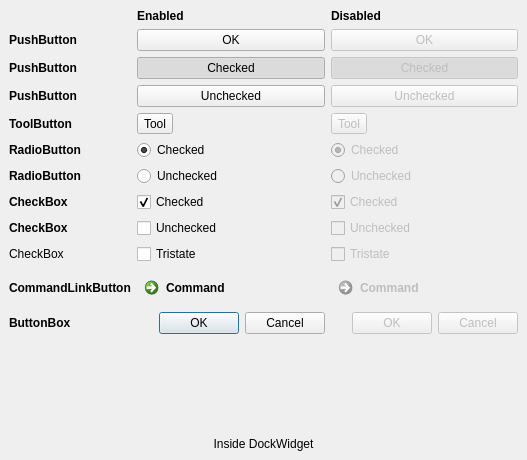
Old version of the form example/ui/dw_buttons.ui in the repository ColinDuquesnoy/QDarkStyleSheet.
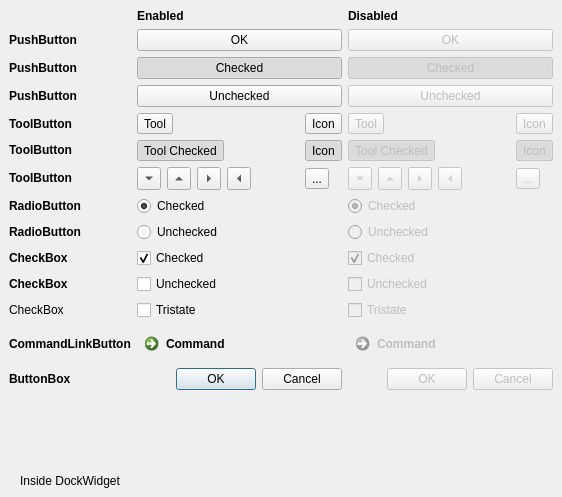
New version of the form.

```diff
--- a/example/ui/dw_buttons.ui
+++ b/example/ui/dw_buttons.ui
@@ -6,8 +6,8 @@
    <rect>
     <x>0</x>
     <y>0</y>
-    <width>527</width>
-    <height>460</height>
+    <width>562</width>
+    <height>497</height>
    </rect>
   </property>
   <property name="windowTitle">
@@ -15,142 +15,7 @@
   </property>
   <widget class="QWidget" name="dockWidgetContents">
    <layout class="QGridLayout" name="gridLayout">
-    <item row="0" column="1">
-     <widget class="QLabel" name="label_72">
-      <property name="font">
-       <font>
-        <weight>75</weight>
-        <bold>true</bold>
-       </font>
-      </property>
-      <property name="text">
-       <string>Enabled</string>
-      </property>
-     </widget>
-    </item>
-    <item row="0" column="2">
-     <widget class="QLabel" name="label_73">
-      <property name="font">
-       <font>
-        <weight>75</weight>
-        <bold>true</bold>
-       </font>
-      </property>
-      <property name="text">
-       <string>Disabled</string>
-      </property>
-     </widget>
-    </item>
-    <item row="1" column="0">
-     <widget class="QLabel" name="label_26">
-      <property name="minimumSize">
-       <size>
-        <width>0</width>
-        <height>0</height>
-       </size>
-      </property>
-      <property name="maximumSize">
-       <size>
-        <width>16777215</width>
-        <height>16777215</height>
-       </size>
-      </property>
-      <property name="font">
-       <font>
-        <weight>75</weight>
-        <bold>true</bold>
-       </font>
-      </property>
-      <property name="toolTip">
-       <string>This is a tool tip</string>
-      </property>
-      <property name="statusTip">
-       <string>This is a status tip</string>
-      </property>
-      <property name="whatsThis">
-       <string>This is &quot;what is this&quot;</string>
-      </property>
-      <property name="text">
-       <string>PushButton</string>
-      </property>
-     </widget>
-    </item>
-    <item row="1" column="1">
-     <widget class="QPushButton" name="pushButton">
-      <property name="minimumSize">
-       <size>
-        <width>0</width>
-        <height>0</height>
-       </size>
-      </property>
-      <property name="maximumSize">
-       <size>
-        <width>16777215</width>
-        <height>16777215</height>
-       </size>
-      </property>
-      <property name="toolTip">
-       <string>This is a tool tip</string>
-      </property>
-      <property name="statusTip">
-       <string>This is a status tip</string>
-      </property>
-      <property name="whatsThis">
-       <string>This is &quot;what is this&quot;</string>
-      </property>
-      <property name="text">
-       <string>OK</string>
-      </property>
-     </widget>
-    </item>
-    <item row="1" column="2">
-     <widget class="QPushButton" name="pushButtonDis">
-      <property name="enabled">
-       <bool>false</bool>
-      </property>
-      <property name="minimumSize">
-       <size>
-        <width>0</width>
-        <height>0</height>
-       </size>
-      </property>
-      <property name="maximumSize">
-       <size>
-        <width>16777215</width>
-        <height>16777215</height>
-       </size>
-      </property>
-      <property name="toolTip">
-       <string>This is a tool tip</string>
-      </property>
-      <property name="statusTip">
-       <string>This is a status tip</string>
-      </property>
-      <property name="whatsThis">
-       <string>This is &quot;what is this&quot;</string>
-      </property>
-      <property name="text">
-       <string>OK</string>
-      </property>
-      <property name="default">
-       <bool>false</bool>
-      </property>
-     </widget>
-    </item>
-    <item row="2" column="0">
-     <widget class="QLabel" name="label_74">
-      <property name="font">
-       <font>
-        <weight>75</weight>
-        <bold>true</bold>
-       </font>
-      </property>
-      <property name="text">
-       <string>PushButton</string>
-      </property>
-     </widget>
-    </item>
-    <item row="2" column="1">
+    <item row="2" column="1" colspan="6">
      <widget class="QPushButton" name="pushButtonChecked">
       <property name="maximumSize">
        <size>
@@ -169,13 +34,36 @@
       </property>
      </widget>
     </item>
-    <item row="2" column="2">
-     <widget class="QPushButton" name="pushButtonCheckedDis">
+    <item row="6" column="0">
+     <widget class="QLabel" name="label_2">
+      <property name="text">
+       <string>&lt;html&gt;&lt;head/&gt;&lt;body&gt;&lt;p&gt;&lt;span style=&quot; font-weight:600;&quot;&gt;ToolButton&lt;/span&gt;&lt;/p&gt;&lt;/body&gt;&lt;/html&gt;</string>
+      </property>
+     </widget>
+    </item>
+    <item row="6" column="1" colspan="4">
+     <widget class="QToolButton" name="toolButtonChecked">
+      <property name="text">
+       <string>Tool Checked</string>
+      </property>
+      <property name="checkable">
+       <bool>true</bool>
+      </property>
+      <property name="checked">
+       <bool>true</bool>
+      </property>
+      <property name="popupMode">
+       <enum>QToolButton::DelayedPopup</enum>
+      </property>
+     </widget>
+    </item>
+    <item row="6" column="7" colspan="4">
+     <widget class="QToolButton" name="toolButtonCheckedDis">
       <property name="enabled">
        <bool>false</bool>
       </property>
       <property name="text">
-       <string>Checked</string>
+       <string>Tool Checked</string>
       </property>
       <property name="checkable">
        <bool>true</bool>
@@ -183,85 +71,78 @@
       <property name="checked">
        <bool>true</bool>
       </property>
+      <property name="popupMode">
+       <enum>QToolButton::DelayedPopup</enum>
+      </property>
      </widget>
     </item>
-    <item row="3" column="0">
-     <widget class="QLabel" name="label_76">
-      <property name="font">
-       <font>
-        <weight>75</weight>
-        <bold>true</bold>
-       </font>
-      </property>
+    <item row="7" column="0">
+     <widget class="QLabel" name="label_3">
       <property name="text">
-       <string>PushButton</string>
+       <string>&lt;html&gt;&lt;head/&gt;&lt;body&gt;&lt;p&gt;&lt;span style=&quot; font-weight:600;&quot;&gt;ToolButton&lt;/span&gt;&lt;/p&gt;&lt;/body&gt;&lt;/html&gt;</string>
       </property>
      </widget>
     </item>
-    <item row="3" column="1">
-     <widget class="QPushButton" name="pushButtonUnchecked">
+    <item row="7" column="1">
+     <widget class="QToolButton" name="toolButtonArrowDown">
       <property name="text">
-       <string>Unchecked</string>
+       <string>...</string>
       </property>
-      <property name="checkable">
-       <bool>true</bool>
+      <property name="arrowType">
+       <enum>Qt::DownArrow</enum>
       </property>
      </widget>
     </item>
-    <item row="3" column="2">
-     <widget class="QPushButton" name="pushButtonUncheckedDis">
-      <property name="enabled">
-       <bool>false</bool>
-      </property>
+    <item row="7" column="2">
+     <widget class="QToolButton" name="toolButtonArrowUp">
       <property name="text">
-       <string>Unchecked</string>
+       <string>...</string>
       </property>
-      <property name="checkable">
-       <bool>true</bool>
+      <property name="arrowType">
+       <enum>Qt::UpArrow</enum>
       </property>
      </widget>
     </item>
-    <item row="4" column="0">
-     <widget class="QLabel" name="label_33">
-      <property name="minimumSize">
-       <size>
-        <width>0</width>
-        <height>0</height>
-       </size>
+    <item row="7" column="3">
+     <widget class="QToolButton" name="toolButtonArrowRight">
+      <property name="text">
+       <string>...</string>
       </property>
-      <property name="maximumSize">
-       <size>
-        <width>16777215</width>
-        <height>16777215</height>
-       </size>
+      <property name="arrowType">
+       <enum>Qt::RightArrow</enum>
       </property>
-      <property name="font">
-       <font>
-        <weight>75</weight>
-        <bold>true</bold>
-       </font>
+     </widget>
+    </item>
+    <item row="7" column="4" colspan="2">
+     <widget class="QToolButton" name="toolButtonArrowLeft">
+      <property name="text">
+       <string>...</string>
       </property>
-      <property name="toolTip">
-       <string>This is a tool tip</string>
+      <property name="arrowType">
+       <enum>Qt::LeftArrow</enum>
       </property>
-      <property name="statusTip">
-       <string>This is a status tip</string>
+     </widget>
+    </item>
+    <item row="7" column="7">
+     <widget class="QToolButton" name="toolButtonArrowDownDis">
+      <property name="enabled">
+       <bool>false</bool>
       </property>
       <property name="whatsThis">
        <string>This is &quot;what is this&quot;</string>
       </property>
       <property name="text">
-       <string>ToolButton</string>
+       <string>...</string>
       </property>
+      <property name="arrowType">
+       <enum>Qt::DownArrow</enum>
+      </property>
      </widget>
     </item>
-    <item row="4" column="1">
-     <widget class="QToolButton" name="toolButton">
-      <property name="minimumSize">
-       <size>
-        <width>0</width>
-        <height>0</height>
-       </size>
+    <item row="7" column="8">
+     <widget class="QToolButton" name="toolButtonArrowUpDis">
+      <property name="enabled">
+       <bool>false</bool>
       </property>
       <property name="maximumSize">
        <size>
@@ -279,55 +160,40 @@
        <string>This is &quot;what is this&quot;</string>
       </property>
       <property name="text">
-       <string>Tool</string>
+       <string>...</string>
       </property>
+      <property name="arrowType">
+       <enum>Qt::UpArrow</enum>
+      </property>
      </widget>
     </item>
-    <item row="4" column="2">
-     <widget class="QToolButton" name="toolButtonDis">
+    <item row="7" column="9">
+     <widget class="QToolButton" name="toolButtonArrowRightDis">
       <property name="enabled">
        <bool>false</bool>
       </property>
-      <property name="minimumSize">
-       <size>
-        <width>0</width>
-        <height>0</height>
-       </size>
-      </property>
-      <property name="maximumSize">
-       <size>
-        <width>16777215</width>
-        <height>16777215</height>
-       </size>
-      </property>
-      <property name="toolTip">
-       <string>This is a tool tip</string>
-      </property>
-      <property name="statusTip">
-       <string>This is a status tip</string>
-      </property>
-      <property name="whatsThis">
-       <string>This is &quot;what is this&quot;</string>
-      </property>
       <property name="text">
-       <string>Tool</string>
+       <string>...</string>
       </property>
+      <property name="arrowType">
+       <enum>Qt::RightArrow</enum>
+      </property>
      </widget>
     </item>
-    <item row="5" column="0">
-     <widget class="QLabel" name="label_75">
-      <property name="font">
-       <font>
-        <weight>75</weight>
-        <bold>true</bold>
-       </font>
+    <item row="7" column="10" colspan="2">
+     <widget class="QToolButton" name="toolButtonArrowLeftDis">
+      <property name="enabled">
+       <bool>false</bool>
       </property>
       <property name="text">
-       <string>RadioButton</string>
+       <string>...</string>
       </property>
+      <property name="arrowType">
+       <enum>Qt::LeftArrow</enum>
+      </property>
      </widget>
     </item>
-    <item row="5" column="1">
+    <item row="8" column="1" colspan="3">
      <widget class="QRadioButton" name="radioButtonChecked">
       <property name="text">
        <string>Checked</string>
@@ -340,7 +206,7 @@
       </property>
      </widget>
     </item>
-    <item row="5" column="2">
+    <item row="8" column="7" colspan="3">
      <widget class="QRadioButton" name="radioButtonCheckedDis">
       <property name="enabled">
        <bool>false</bool>
@@ -356,7 +222,7 @@
       </property>
      </widget>
     </item>
-    <item row="6" column="0">
+    <item row="9" column="0">
      <widget class="QLabel" name="label_29">
       <property name="minimumSize">
        <size>
@@ -390,7 +256,7 @@
       </property>
      </widget>
     </item>
-    <item row="6" column="1">
+    <item row="9" column="1" colspan="4">
      <widget class="QRadioButton" name="radioButtonUnchecked">
       <property name="minimumSize">
        <size>
@@ -421,7 +287,7 @@
       </property>
      </widget>
     </item>
-    <item row="6" column="2">
+    <item row="9" column="7" colspan="4">
      <widget class="QRadioButton" name="radioButtonUncheckedDis">
       <property name="enabled">
        <bool>false</bool>
@@ -458,7 +324,7 @@
       </property>
      </widget>
     </item>
-    <item row="7" column="0">
+    <item row="10" column="0">
      <widget class="QLabel" name="label_53">
       <property name="font">
        <font>
@@ -471,7 +337,7 @@
       </property>
      </widget>
     </item>
-    <item row="7" column="1">
+    <item row="10" column="1" colspan="3">
      <widget class="QCheckBox" name="checkBoxChecked">
       <property name="text">
        <string>Checked</string>
@@ -481,7 +347,7 @@
       </property>
      </widget>
     </item>
-    <item row="7" column="2">
+    <item row="10" column="7" colspan="3">
      <widget class="QCheckBox" name="checkBoxCheckedDis">
       <property name="enabled">
        <bool>false</bool>
@@ -494,7 +360,7 @@
       </property>
      </widget>
     </item>
-    <item row="8" column="0">
+    <item row="11" column="0">
      <widget class="QLabel" name="label_30">
       <property name="minimumSize">
        <size>
@@ -528,7 +394,7 @@
       </property>
      </widget>
     </item>
-    <item row="8" column="1">
+    <item row="11" column="1" colspan="4">
      <widget class="QCheckBox" name="checkBoxEnabled">
       <property name="minimumSize">
        <size>
@@ -559,7 +425,7 @@
       </property>
      </widget>
     </item>
-    <item row="8" column="2">
+    <item row="11" column="7" colspan="4">
      <widget class="QCheckBox" name="checkBoxUncheckedDis">
       <property name="enabled">
        <bool>false</bool>
@@ -593,7 +459,43 @@
       </property>
      </widget>
     </item>
-    <item row="10" column="0">
+    <item row="12" column="0">
+     <widget class="QLabel" name="label">
+      <property name="text">
+       <string>CheckBox</string>
+      </property>
+     </widget>
+    </item>
+    <item row="12" column="1" colspan="3">
+     <widget class="QCheckBox" name="checkBoxTristate">
+      <property name="text">
+       <string>Tristate</string>
+      </property>
+      <property name="checked">
+       <bool>false</bool>
+      </property>
+      <property name="tristate">
+       <bool>true</bool>
+      </property>
+     </widget>
+    </item>
+    <item row="12" column="7" colspan="3">
+     <widget class="QCheckBox" name="checkBoxTristateDis">
+      <property name="enabled">
+       <bool>false</bool>
+      </property>
+      <property name="text">
+       <string>Tristate</string>
+      </property>
+      <property name="checked">
+       <bool>false</bool>
+      </property>
+      <property name="tristate">
+       <bool>true</bool>
+      </property>
+     </widget>
+    </item>
+    <item row="13" column="0">
      <widget class="QLabel" name="label_31">
       <property name="minimumSize">
        <size>
@@ -627,7 +529,7 @@
       </property>
      </widget>
     </item>
-    <item row="10" column="1">
+    <item row="13" column="1" colspan="6">
      <widget class="QCommandLinkButton" name="commandLinkButton">
       <property name="minimumSize">
        <size>
@@ -655,7 +557,7 @@
       </property>
      </widget>
     </item>
-    <item row="10" column="2">
+    <item row="13" column="7" colspan="6">
      <widget class="QCommandLinkButton" name="commandLinkButtonDIs">
       <property name="enabled">
        <bool>false</bool>
@@ -671,7 +573,7 @@
       </property>
      </widget>
     </item>
-    <item row="11" column="0">
+    <item row="14" column="0">
      <widget class="QLabel" name="label_32">
       <property name="minimumSize">
        <size>
@@ -705,7 +607,7 @@
       </property>
      </widget>
     </item>
-    <item row="11" column="1">
+    <item row="14" column="1" colspan="6">
      <widget class="QDialogButtonBox" name="buttonBox">
       <property name="minimumSize">
        <size>
@@ -733,7 +635,7 @@
       </property>
      </widget>
     </item>
-    <item row="11" column="2">
+    <item row="14" column="7" colspan="6">
      <widget class="QDialogButtonBox" name="buttonBoxDis">
       <property name="enabled">
        <bool>false</bool>
@@ -743,7 +645,7 @@
       </property>
      </widget>
     </item>
-    <item row="12" column="0">
+    <item row="15" column="0">
      <spacer name="verticalSpacer">
       <property name="toolTip">
        <string>This is a tool tip</string>
@@ -765,7 +667,7 @@
       </property>
      </spacer>
     </item>
-    <item row="13" column="0" colspan="3">
+    <item row="16" column="0">
      <widget class="QLabel" name="label_36">
       <property name="toolTip">
        <string>This is a tool tip</string>
@@ -784,39 +686,359 @@
       </property>
      </widget>
     </item>
-    <item row="9" column="0">
-     <widget class="QLabel" name="label">
+    <item row="3" column="0">
+     <widget class="QLabel" name="label_76">
+      <property name="font">
+       <font>
+        <weight>75</weight>
+        <bold>true</bold>
+       </font>
+      </property>
       <property name="text">
-       <string>CheckBox</string>
+       <string>PushButton</string>
       </property>
      </widget>
     </item>
-    <item row="9" column="1">
-     <widget class="QCheckBox" name="checkBoxTristate">
+    <item row="4" column="0">
+     <widget class="QLabel" name="label_33">
+      <property name="minimumSize">
+       <size>
+        <width>0</width>
+        <height>0</height>
+       </size>
+      </property>
+      <property name="maximumSize">
+       <size>
+        <width>16777215</width>
+        <height>16777215</height>
+       </size>
+      </property>
+      <property name="font">
+       <font>
+        <weight>75</weight>
+        <bold>true</bold>
+       </font>
+      </property>
+      <property name="toolTip">
+       <string>This is a tool tip</string>
+      </property>
+      <property name="statusTip">
+       <string>This is a status tip</string>
+      </property>
+      <property name="whatsThis">
+       <string>This is &quot;what is this&quot;</string>
+      </property>
       <property name="text">
-       <string>Tristate</string>
+       <string>ToolButton</string>
       </property>
-      <property name="checked">
+     </widget>
+    </item>
+    <item row="4" column="1" colspan="2">
+     <widget class="QToolButton" name="toolButton">
+      <property name="minimumSize">
+       <size>
+        <width>0</width>
+        <height>0</height>
+       </size>
+      </property>
+      <property name="maximumSize">
+       <size>
+        <width>16777215</width>
+        <height>16777215</height>
+       </size>
+      </property>
+      <property name="toolTip">
+       <string>This is a tool tip</string>
+      </property>
+      <property name="statusTip">
+       <string>This is a status tip</string>
+      </property>
+      <property name="whatsThis">
+       <string>This is &quot;what is this&quot;</string>
+      </property>
+      <property name="text">
+       <string>Tool</string>
+      </property>
+     </widget>
+    </item>
+    <item row="4" column="7" colspan="2">
+     <widget class="QToolButton" name="toolButtonDis">
+      <property name="enabled">
        <bool>false</bool>
       </property>
-      <property name="tristate">
+      <property name="minimumSize">
+       <size>
+        <width>0</width>
+        <height>0</height>
+       </size>
+      </property>
+      <property name="maximumSize">
+       <size>
+        <width>16777215</width>
+        <height>16777215</height>
+       </size>
+      </property>
+      <property name="toolTip">
+       <string>This is a tool tip</string>
+      </property>
+      <property name="statusTip">
+       <string>This is a status tip</string>
+      </property>
+      <property name="whatsThis">
+       <string>This is &quot;what is this&quot;</string>
+      </property>
+      <property name="text">
+       <string>Tool</string>
+      </property>
+     </widget>
+    </item>
+    <item row="8" column="0">
+     <widget class="QLabel" name="label_75">
+      <property name="font">
+       <font>
+        <weight>75</weight>
+        <bold>true</bold>
+       </font>
+      </property>
+      <property name="text">
+       <string>RadioButton</string>
+      </property>
+     </widget>
+    </item>
+    <item row="1" column="1" colspan="6">
+     <widget class="QPushButton" name="pushButton">
+      <property name="minimumSize">
+       <size>
+        <width>0</width>
+        <height>0</height>
+       </size>
+      </property>
+      <property name="maximumSize">
+       <size>
+        <width>16777215</width>
+        <height>16777215</height>
+       </size>
+      </property>
+      <property name="toolTip">
+       <string>This is a tool tip</string>
+      </property>
+      <property name="statusTip">
+       <string>This is a status tip</string>
+      </property>
+      <property name="whatsThis">
+       <string>This is &quot;what is this&quot;</string>
+      </property>
+      <property name="text">
+       <string>OK</string>
+      </property>
+     </widget>
+    </item>
+    <item row="1" column="7" colspan="6">
+     <widget class="QPushButton" name="pushButtonDis">
+      <property name="enabled">
+       <bool>false</bool>
+      </property>
+      <property name="minimumSize">
+       <size>
+        <width>0</width>
+        <height>0</height>
+       </size>
+      </property>
+      <property name="maximumSize">
+       <size>
+        <width>16777215</width>
+        <height>16777215</height>
+       </size>
+      </property>
+      <property name="toolTip">
+       <string>This is a tool tip</string>
+      </property>
+      <property name="statusTip">
+       <string>This is a status tip</string>
+      </property>
+      <property name="whatsThis">
+       <string>This is &quot;what is this&quot;</string>
+      </property>
+      <property name="text">
+       <string>OK</string>
+      </property>
+      <property name="default">
+       <bool>false</bool>
+      </property>
+     </widget>
+    </item>
+    <item row="0" column="7" colspan="3">
+     <widget class="QLabel" name="label_73">
+      <property name="font">
+       <font>
+        <weight>75</weight>
+        <bold>true</bold>
+       </font>
+      </property>
+      <property name="text">
+       <string>Disabled</string>
+      </property>
+     </widget>
+    </item>
+    <item row="2" column="7" colspan="6">
+     <widget class="QPushButton" name="pushButtonCheckedDis">
+      <property name="enabled">
+       <bool>false</bool>
+      </property>
+      <property name="text">
+       <string>Checked</string>
+      </property>
+      <property name="checkable">
        <bool>true</bool>
       </property>
+      <property name="checked">
+       <bool>true</bool>
+      </property>
      </widget>
     </item>
-    <item row="9" column="2">
-     <widget class="QCheckBox" name="checkBoxTristateDis">
+    <item row="1" column="0">
+     <widget class="QLabel" name="label_26">
+      <property name="minimumSize">
+       <size>
+        <width>0</width>
+        <height>0</height>
+       </size>
+      </property>
+      <property name="maximumSize">
+       <size>
+        <width>16777215</width>
+        <height>16777215</height>
+       </size>
+      </property>
+      <property name="font">
+       <font>
+        <weight>75</weight>
+        <bold>true</bold>
+       </font>
+      </property>
+      <property name="toolTip">
+       <string>This is a tool tip</string>
+      </property>
+      <property name="statusTip">
+       <string>This is a status tip</string>
+      </property>
+      <property name="whatsThis">
+       <string>This is &quot;what is this&quot;</string>
+      </property>
+      <property name="text">
+       <string>PushButton</string>
+      </property>
+     </widget>
+    </item>
+    <item row="3" column="7" colspan="6">
+     <widget class="QPushButton" name="pushButtonUncheckedDis">
       <property name="enabled">
        <bool>false</bool>
       </property>
       <property name="text">
-       <string>Tristate</string>
+       <string>Unchecked</string>
       </property>
+      <property name="checkable">
+       <bool>true</bool>
+      </property>
+     </widget>
+    </item>
+    <item row="7" column="6">
+     <widget class="QToolButton" name="toolButtonDots">
+      <property name="text">
+       <string>...</string>
+      </property>
+     </widget>
+    </item>
+    <item row="2" column="0">
+     <widget class="QLabel" name="label_74">
+      <property name="font">
+       <font>
+        <weight>75</weight>
+        <bold>true</bold>
+       </font>
+      </property>
+      <property name="text">
+       <string>PushButton</string>
+      </property>
+     </widget>
+    </item>
+    <item row="3" column="1" colspan="6">
+     <widget class="QPushButton" name="pushButtonUnchecked">
+      <property name="text">
+       <string>Unchecked</string>
+      </property>
+      <property name="checkable">
+       <bool>true</bool>
+      </property>
+     </widget>
+    </item>
+    <item row="0" column="1" colspan="2">
+     <widget class="QLabel" name="label_72">
+      <property name="font">
+       <font>
+        <weight>75</weight>
+        <bold>true</bold>
+       </font>
+      </property>
+      <property name="text">
+       <string>Enabled</string>
+      </property>
+     </widget>
+    </item>
+    <item row="6" column="6">
+     <widget class="QToolButton" name="toolButtonCheckedIcon">
+      <property name="text">
+       <string>Icon</string>
+      </property>
+      <property name="checkable">
+       <bool>true</bool>
+      </property>
       <property name="checked">
+       <bool>true</bool>
+      </property>
+     </widget>
+    </item>
+    <item row="4" column="6">
+     <widget class="QToolButton" name="toolButtonIcon">
+      <property name="text">
+       <string>Icon</string>
+      </property>
+     </widget>
+    </item>
+    <item row="7" column="12">
+     <widget class="QToolButton" name="toolButtonDotsDis">
+      <property name="enabled">
        <bool>false</bool>
       </property>
-      <property name="tristate">
+      <property name="text">
+       <string>...</string>
+      </property>
+     </widget>
+    </item>
+    <item row="6" column="12">
+     <widget class="QToolButton" name="toolButtonCheckedIconDis">
+      <property name="enabled">
+       <bool>false</bool>
+      </property>
+      <property name="text">
+       <string>Icon</string>
+      </property>
+      <property name="checkable">
        <bool>true</bool>
+      </property>
+      <property name="checked">
+       <bool>true</bool>
+      </property>
+     </widget>
+    </item>
+    <item row="4" column="12">
+     <widget class="QToolButton" name="toolButtonIconDis">
+      <property name="enabled">
+       <bool>false</bool>
+      </property>
+      <property name="text">
+       <string>Icon</string>
       </property>
      </widget>
     </item>
```
Left out of the diff: 20 changed lines with no effect on the pictures.
